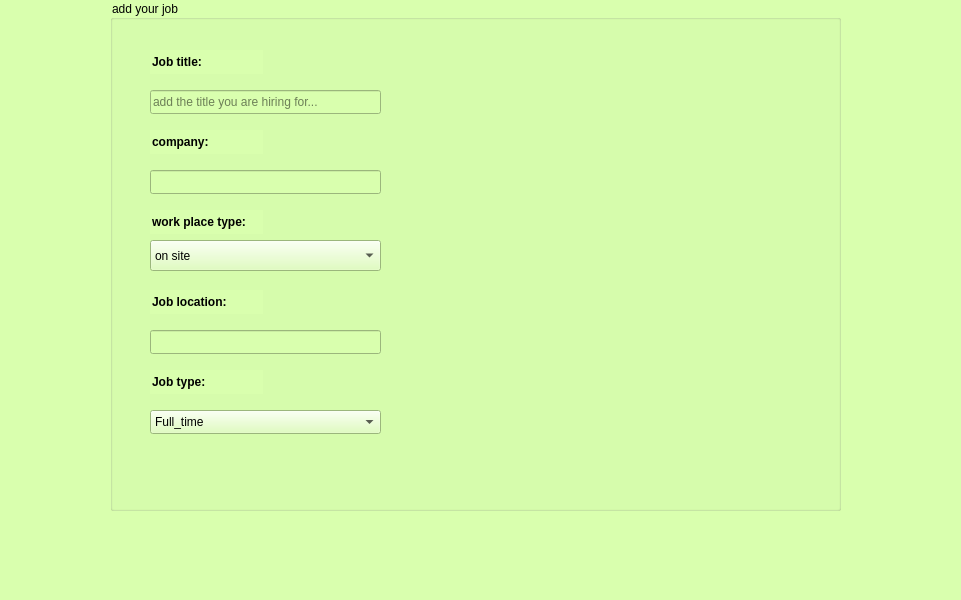
The window that addjob.ui (white-vessel/eyd-project) describes before a commit, drawn with Qt 5.
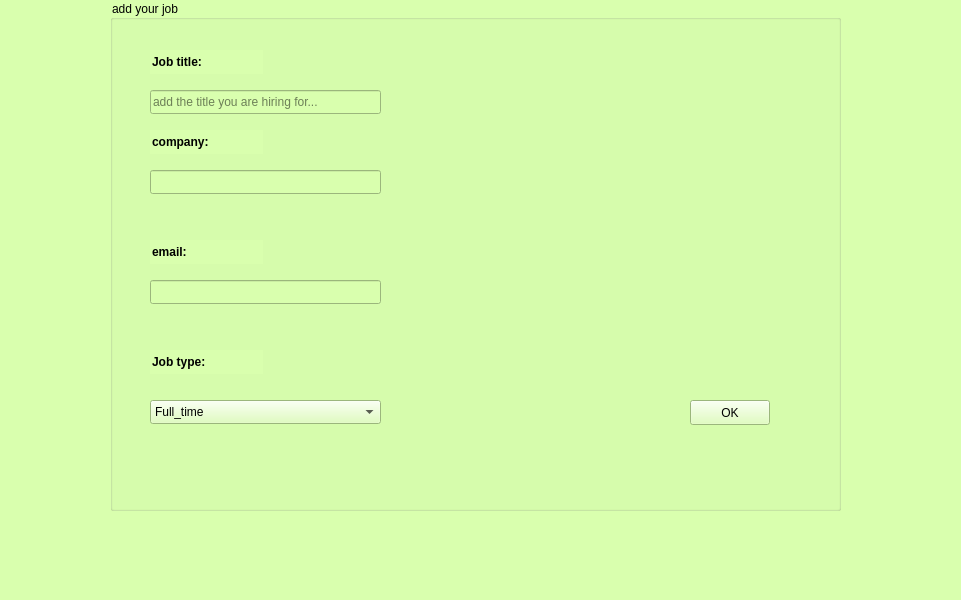
The same window after the commit.

Diff of the .ui file:
```diff
--- a/addjob.ui
+++ b/addjob.ui
@@ -79,7 +79,7 @@
      <property name="geometry">
       <rect>
        <x>40</x>
-       <y>330</y>
+       <y>280</y>
        <width>231</width>
        <height>24</height>
       </rect>
@@ -107,33 +107,11 @@
       <bool>false</bool>
      </property>
     </widget>
-    <widget class="QLineEdit" name="lineEdit_8">
-     <property name="geometry">
-      <rect>
-       <x>40</x>
-       <y>210</y>
-       <width>113</width>
-       <height>24</height>
-      </rect>
-     </property>
-     <property name="font">
-      <font>
-       <weight>75</weight>
-       <bold>true</bold>
-      </font>
-     </property>
-     <property name="text">
-      <string>work place type:</string>
-     </property>
-     <property name="frame">
-      <bool>false</bool>
-     </property>
-    </widget>
     <widget class="QLineEdit" name="lineEdit_9">
      <property name="geometry">
       <rect>
        <x>40</x>
-       <y>290</y>
+       <y>240</y>
        <width>113</width>
        <height>24</height>
       </rect>
@@ -145,7 +123,7 @@
       </font>
      </property>
      <property name="text">
-      <string>Job location:</string>
+      <string>email:</string>
      </property>
      <property name="frame">
       <bool>false</bool>
@@ -155,7 +133,7 @@
      <property name="geometry">
       <rect>
        <x>40</x>
-       <y>370</y>
+       <y>350</y>
        <width>113</width>
        <height>24</height>
       </rect>
@@ -173,36 +151,11 @@
       <bool>false</bool>
      </property>
     </widget>
-    <widget class="QComboBox" name="comboBox">
-     <property name="geometry">
-      <rect>
-       <x>40</x>
-       <y>240</y>
-       <width>231</width>
-       <height>31</height>
-      </rect>
-     </property>
-     <item>
-      <property name="text">
-       <string>on site</string>
-      </property>
-     </item>
-     <item>
-      <property name="text">
-       <string>Remote</string>
-      </property>
-     </item>
-     <item>
-      <property name="text">
-       <string>Hybrid</string>
-      </property>
-     </item>
-    </widget>
     <widget class="QComboBox" name="comboBox_2">
      <property name="geometry">
       <rect>
        <x>40</x>
-       <y>410</y>
+       <y>400</y>
        <width>231</width>
        <height>24</height>
       </rect>
@@ -218,6 +171,19 @@
       </property>
      </item>
     </widget>
+    <widget class="QPushButton" name="pushButton">
+     <property name="geometry">
+      <rect>
+       <x>580</x>
+       <y>400</y>
+       <width>80</width>
+       <height>25</height>
+      </rect>
+     </property>
+     <property name="text">
+      <string>OK</string>
+     </property>
+    </widget>
    </widget>
   </widget>
   <widget class="QMenuBar" name="menubar">
```
